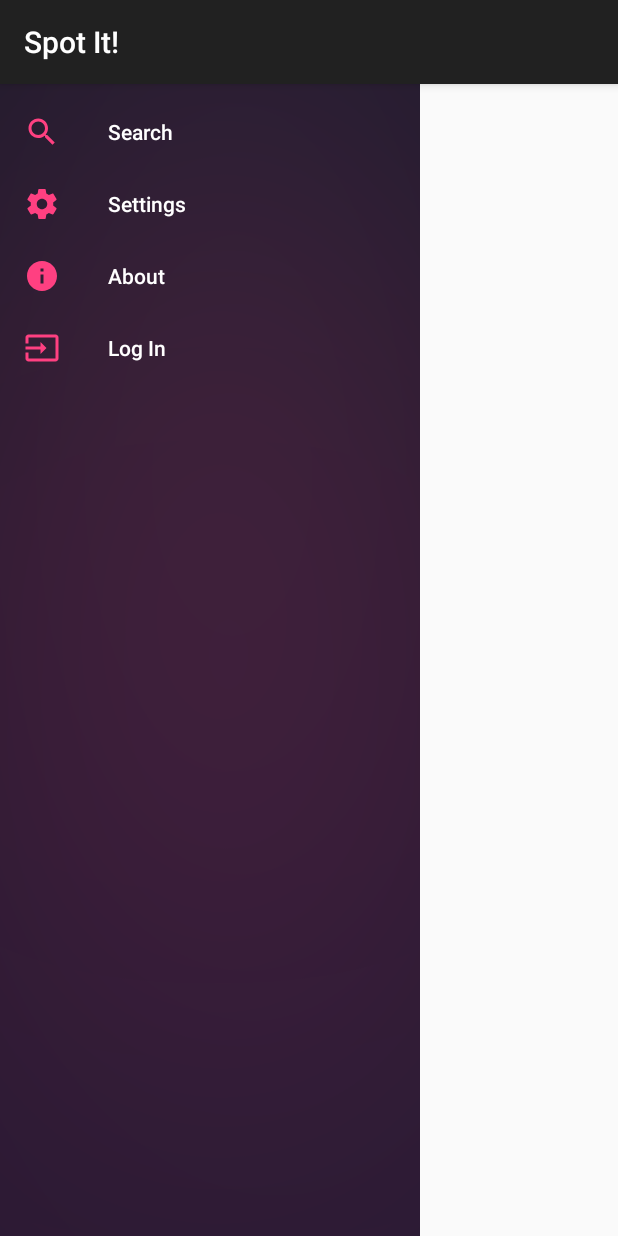
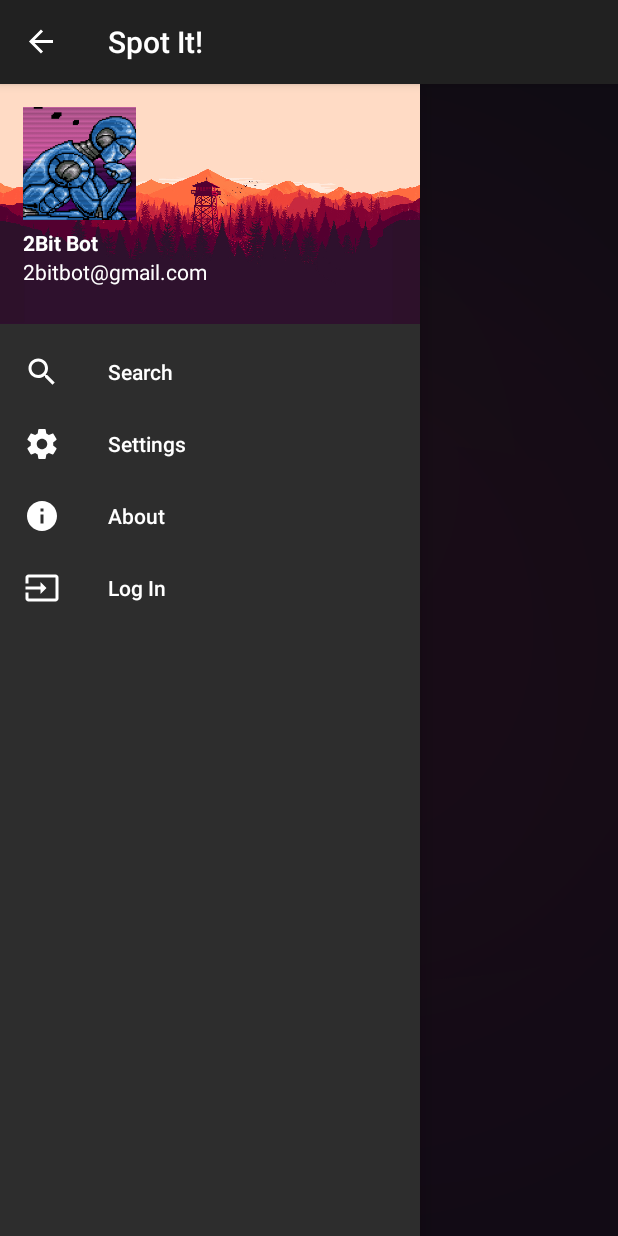
Before and after one commit to BillTosounidis/SpotIt, an Android app: the screen it shows after launch (MainActivity), with the side drawer open, on a phone screen of 412 x 824 dp. Run offline under Robolectric (Android 15) with nearby library versions, the phone set to English and light mode, and no system bars.

Commit message:
Experimentation with the drawer

```diff
--- a/app/build.gradle
+++ b/app/build.gradle
@@ -22,6 +22,7 @@ dependencies {
     implementation fileTree(dir: 'libs', include: ['*.jar'])
     implementation 'com.android.support:appcompat-v7:26.1.0'
     implementation 'com.android.support.constraint:constraint-layout:1.0.2'
+    implementation 'com.android.support:support-v4:26.1.0'
     testImplementation 'junit:junit:4.12'
     androidTestImplementation 'com.android.support.test:runner:1.0.1'
     androidTestImplementation 'com.android.support.test.espresso:espresso-core:3.0.1'
--- a/app/src/main/java/uom/android/dev/MainActivity.java
+++ b/app/src/main/java/uom/android/dev/MainActivity.java
@@ -1,13 +1,72 @@
 package uom.android.dev;
 
+import android.support.annotation.NonNull;
+import android.support.design.widget.NavigationView;
+import android.support.v4.app.Fragment;
+import android.support.v4.app.FragmentManager;
+import android.support.v4.widget.DrawerLayout;
+import android.support.v7.app.ActionBarDrawerToggle;
 import android.support.v7.app.AppCompatActivity;
 import android.os.Bundle;
+import android.view.MenuItem;
 
 public class MainActivity extends AppCompatActivity {
-
+    private DrawerLayout mDrawerLayout;
+    private ActionBarDrawerToggle mToggle;
     @Override
     protected void onCreate(Bundle savedInstanceState) {
         super.onCreate(savedInstanceState);
         setContentView(R.layout.activity_main);
+        mDrawerLayout = (DrawerLayout) findViewById(R.id.drawer);
+        mToggle = new ActionBarDrawerToggle(this, mDrawerLayout, R.string.open, R.string.close);
+        mDrawerLayout.addDrawerListener(mToggle);
+        NavigationView nvDrawer = (NavigationView) findViewById(R.id.nv);
+        mToggle.syncState();
+        getSupportActionBar().setDisplayHomeAsUpEnabled(true);
+        setupDrawerContent(nvDrawer);
+    }
+
+    public void selectItemDrawer(MenuItem menuItem){
+        Fragment myFragment = null;
+        Class fragmentClass;
+        switch (menuItem.getItemId()){
+            case R.id.search:
+                fragmentClass = Settings.class;
+                break;
+            case R.id.about:
+                fragmentClass = About.class;
+                break;
+            default:
+                fragmentClass = Settings.class;
+        }
+        try{
+            myFragment = (Fragment) fragmentClass.newInstance();
+        }
+        catch (Exception e){
+            e.printStackTrace();
+        }
+        FragmentManager fragmentManager = getSupportFragmentManager();
+        fragmentManager.beginTransaction().replace(R.id.drawer, myFragment);
+        menuItem.setChecked(true);
+        setTitle(menuItem.getTitle());
+        mDrawerLayout.closeDrawers();
+    }
+
+    private void setupDrawerContent(NavigationView navigationView){
+        navigationView.setNavigationItemSelectedListener(new NavigationView.OnNavigationItemSelectedListener() {
+            @Override
+            public boolean onNavigationItemSelected(@NonNull MenuItem item) {
+                selectItemDrawer(item);
+                return true;
+            }
+        });
+    }
+
+    @Override
+    public boolean onOptionsItemSelected(MenuItem item) {
+        if (mToggle.onOptionsItemSelected(item)){
+            return true;
+        }
+        return super.onOptionsItemSelected(item);
     }
 }
--- a/app/src/main/res/layout/activity_main.xml
+++ b/app/src/main/res/layout/activity_main.xml
@@ -2,17 +2,26 @@
 <android.support.v4.widget.DrawerLayout xmlns:android="http://schemas.android.com/apk/res/android"
     xmlns:app="http://schemas.android.com/apk/res-auto"
     xmlns:tools="http://schemas.android.com/tools"
+    android:id="@+id/drawer"
     android:layout_width="match_parent"
     android:layout_height="match_parent"
     tools:context="uom.android.dev.MainActivity">
 
+    <LinearLayout
+        android:layout_width="match_parent"
+        android:layout_height="match_parent"
+        android:background="@drawable/background">
+    </LinearLayout>
+
     <android.support.design.widget.NavigationView
+        app:headerLayout="@layout/header"
+        app:menu="@menu/drawermenu"
+        android:id="@+id/nv"
         android:layout_width="wrap_content"
         android:layout_height="match_parent"
         app:itemTextColor="@color/white"
-        app:itemIconTint="@color/colorAccent"
-        android:background="@drawable/background"
-        app:menu="@menu/drawermenu"
+        app:itemIconTint="@color/white"
+        android:background="@color/colorPrimary"
         android:layout_gravity="start">
 
     </android.support.design.widget.NavigationView>
--- /dev/null
+++ b/app/src/main/res/layout/header.xml
@@ -0,0 +1,26 @@
+<?xml version="1.0" encoding="utf-8"?>
+<LinearLayout xmlns:android="http://schemas.android.com/apk/res/android"
+    android:orientation="vertical"
+    android:layout_width="match_parent"
+    android:layout_height="160dp"
+    android:background="@drawable/bg"
+    android:padding="15dp">
+
+    <ImageView
+        android:src="@drawable/profile"
+        android:layout_width="75dp"
+        android:layout_height="75dp" />
+    <TextView
+        android:layout_width="wrap_content"
+        android:layout_height="wrap_content"
+        android:text="2Bit Bot"
+        android:textColor="@color/white"
+        android:textStyle="bold"
+        android:layout_marginTop="5dp"/>
+    <TextView
+        android:layout_width="wrap_content"
+        android:layout_height="wrap_content"
+        android:text="2bitbot@gmail.com"
+        android:textColor="@color/white"/>
+
+</LinearLayout>
--- a/app/src/main/res/menu/drawermenu.xml
+++ b/app/src/main/res/menu/drawermenu.xml
@@ -1,7 +1,7 @@
 <?xml version="1.0" encoding="utf-8"?>
 <menu xmlns:android="http://schemas.android.com/apk/res/android">
-    <item android:id="@+id/search" android:title="Search" android:icon="@drawable/ic_search_white_24px"/>
-    <item android:id="@+id/settings" android:title="Settings" android:icon="@drawable/ic_settings_white_24px"/>
-    <item android:id="@+id/About" android:title="About" android:icon="@drawable/ic_info_white_24px"/>
-    <item android:id="@+id/login" android:title="Log In" android:icon="@drawable/ic_input_white_24px"/>
+    <item android:id="@+id/search" android:title="@string/search" android:icon="@drawable/ic_search_white_24px"/>
+    <item android:id="@+id/settings" android:title="@string/settings" android:icon="@drawable/ic_settings_white_24px"/>
+    <item android:id="@+id/about" android:title="@string/about" android:icon="@drawable/ic_info_white_24px"/>
+    <item android:id="@+id/login" android:title="@string/login" android:icon="@drawable/ic_input_white_24px"/>
 </menu>
--- a/app/src/main/res/values/strings.xml
+++ b/app/src/main/res/values/strings.xml
@@ -1,3 +1,9 @@
 <resources>
     <string name="app_name">Spot It!</string>
+    <string name="open">Open</string>
+    <string name="close">Close</string>
+    <string name="search">Search</string>
+    <string name="settings">Settings</string>
+    <string name="about">About</string>
+    <string name="login">Log In</string>
 </resources>
--- a/app/src/main/res/values/styles.xml
+++ b/app/src/main/res/values/styles.xml
@@ -9,4 +9,9 @@
         <item name="android:windowBackground">@drawable/splash_background</item>
     </style>
 
+    <style name="NoActionBar" parent="Theme.AppCompat.NoActionBar">
+        <item name = "android:windowActionBar">false</item>
+        <item name = "android:windowNoTitle">false</item>
+    </style>
+
 </resources>
```
Also changed, not shown: app/src/main/java/uom/android/dev/About.java (added, +103 -0 lines), app/src/main/java/uom/android/dev/Settings.java (added, +103 -0 lines), app/src/main/res/layout/fragment_about.xml (added, +14 -0 lines), app/src/main/res/layout/fragment_settings.xml (added, +14 -0 lines), app/src/main/res/drawable/bg.jpg (added), app/src/main/res/drawable/profile.png (added).
